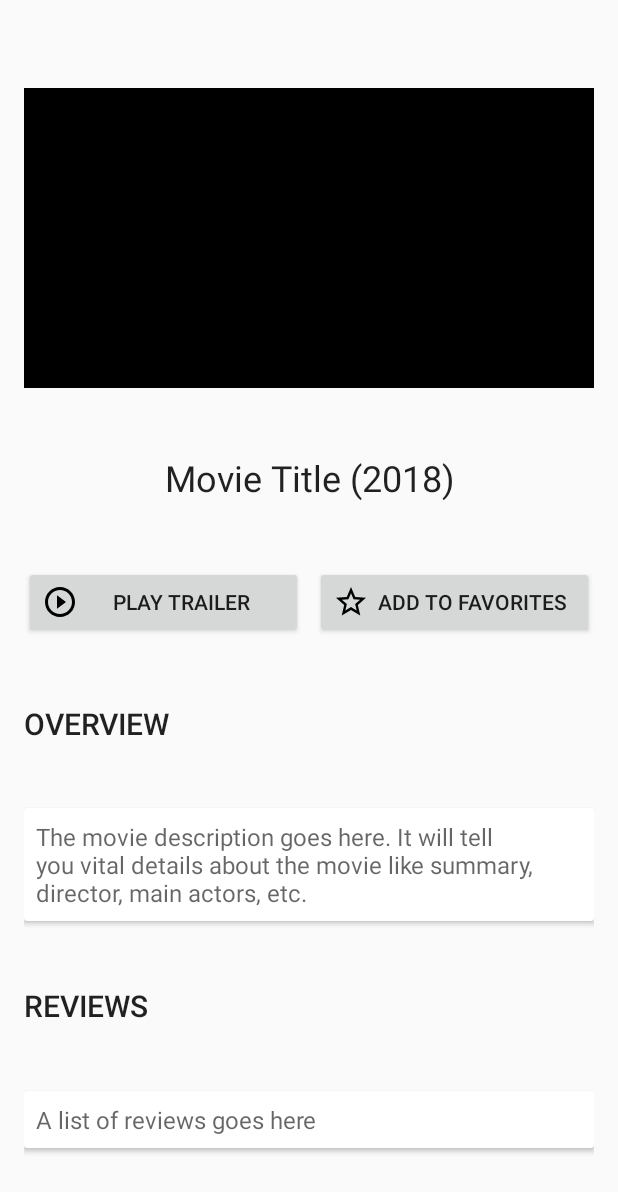
After one commit to Chrissetiana/movie-finder, an Android app: the layout activity_details.xml on its own in the app's theme, with its tools: preview values and no code run, on a phone screen of 412 x 824 dp. The commit adds this screen. Shown: the top 1192 px of the screen. Run offline under Robolectric (Android 15) with nearby library versions, the phone set to English and light mode, and no system bars.

Commit message:
Add: layouts

```diff
--- a/app/build.gradle
+++ b/app/build.gradle
@@ -25,4 +25,6 @@ dependencies {
     testImplementation 'junit:junit:4.12'
     androidTestImplementation 'com.android.support.test:runner:1.0.2'
     androidTestImplementation 'com.android.support.test.espresso:espresso-core:3.0.2'
+    implementation 'com.android.support:recyclerview-v7:28.0.0'
+    implementation 'com.android.support:cardview-v7:28.0.0'
 }
--- /dev/null
+++ b/app/src/main/res/drawable/ic_play_circle_outline_black_24dp.xml
@@ -0,0 +1,9 @@
+<vector xmlns:android="http://schemas.android.com/apk/res/android"
+    android:width="24dp"
+    android:height="24dp"
+    android:viewportWidth="24.0"
+    android:viewportHeight="24.0">
+    <path
+        android:fillColor="#FF000000"
+        android:pathData="M10,16.5l6,-4.5 -6,-4.5v9zM12,2C6.48,2 2,6.48 2,12s4.48,10 10,10 10,-4.48 10,-10S17.52,2 12,2zM12,20c-4.41,0 -8,-3.59 -8,-8s3.59,-8 8,-8 8,3.59 8,8 -3.59,8 -8,8z" />
+</vector>
--- /dev/null
+++ b/app/src/main/res/drawable/ic_star_border_black_24dp.xml
@@ -0,0 +1,9 @@
+<vector xmlns:android="http://schemas.android.com/apk/res/android"
+    android:width="24dp"
+    android:height="24dp"
+    android:viewportWidth="24.0"
+    android:viewportHeight="24.0">
+    <path
+        android:fillColor="#FF000000"
+        android:pathData="M22,9.24l-7.19,-0.62L12,2 9.19,8.63 2,9.24l5.46,4.73L5.82,21 12,17.27 18.18,21l-1.63,-7.03L22,9.24zM12,15.4l-3.76,2.27 1,-4.28 -3.32,-2.88 4.38,-0.38L12,6.1l1.71,4.04 4.38,0.38 -3.32,2.88 1,4.28L12,15.4z" />
+</vector>
--- /dev/null
+++ b/app/src/main/res/layout/activity_details.xml
@@ -0,0 +1,126 @@
+<?xml version="1.0" encoding="utf-8"?>
+<android.support.constraint.ConstraintLayout xmlns:android="http://schemas.android.com/apk/res/android"
+    xmlns:app="http://schemas.android.com/apk/res-auto"
+    xmlns:tools="http://schemas.android.com/tools"
+    android:layout_width="match_parent"
+    android:layout_height="match_parent"
+    android:layout_margin="16dp">
+
+    <ImageView
+        android:id="@+id/image_movie"
+        android:layout_width="match_parent"
+        android:layout_height="200dp"
+        android:contentDescription="@string/movie_image"
+        app:layout_constraintBottom_toTopOf="@+id/text_title"
+        app:layout_constraintEnd_toEndOf="parent"
+        app:layout_constraintStart_toStartOf="parent"
+        app:layout_constraintTop_toTopOf="parent"
+        tools:srcCompat="@android:drawable/screen_background_dark" />
+
+    <TextView
+        android:id="@+id/text_title"
+        android:layout_width="match_parent"
+        android:layout_height="wrap_content"
+        android:layout_gravity="center"
+        android:gravity="center"
+        android:text="@string/movie_title"
+        android:textAppearance="@android:style/TextAppearance.Material.Headline"
+        app:layout_constraintBottom_toTopOf="@+id/button_trailer"
+        app:layout_constraintEnd_toEndOf="parent"
+        app:layout_constraintStart_toStartOf="parent"
+        app:layout_constraintTop_toBottomOf="@+id/image_movie" />
+
+    <Button
+        android:id="@+id/button_trailer"
+        android:layout_width="0dp"
+        android:layout_height="wrap_content"
+        android:layout_marginEnd="8dp"
+        android:layout_marginRight="8dp"
+        android:drawableStart="@drawable/ic_play_circle_outline_black_24dp"
+        android:drawableLeft="@drawable/ic_play_circle_outline_black_24dp"
+        android:text="@string/movie_trailer"
+        android:textAppearance="@android:style/TextAppearance.Material.Button"
+        app:layout_constraintBottom_toTopOf="@+id/label_overview"
+        app:layout_constraintEnd_toStartOf="@id/button_favorites"
+        app:layout_constraintLeft_toRightOf="@id/button_favorites"
+        app:layout_constraintStart_toStartOf="@id/text_title"
+        app:layout_constraintTop_toBottomOf="@+id/text_title" />
+
+    <Button
+        android:id="@+id/button_favorites"
+        android:layout_width="0dp"
+        android:layout_height="wrap_content"
+        android:drawableStart="@drawable/ic_star_border_black_24dp"
+        android:drawableLeft="@drawable/ic_star_border_black_24dp"
+        android:text="@string/movie_favorites"
+        android:textAppearance="@android:style/TextAppearance.Material.Button"
+        app:layout_constraintBottom_toBottomOf="@id/button_trailer"
+        app:layout_constraintEnd_toEndOf="@id/text_title"
+        app:layout_constraintLeft_toRightOf="@id/button_trailer"
+        app:layout_constraintStart_toEndOf="@+id/button_trailer"
+        app:layout_constraintTop_toTopOf="@id/button_trailer" />
+
+    <TextView
+        android:id="@+id/label_overview"
+        android:layout_width="0dp"
+        android:layout_height="wrap_content"
+        android:text="@string/movie_description"
+        android:textAllCaps="true"
+        android:textAppearance="@android:style/TextAppearance.Material.Title"
+        app:layout_constraintBottom_toTopOf="@+id/card_overview"
+        app:layout_constraintEnd_toEndOf="@id/button_favorites"
+        app:layout_constraintStart_toStartOf="@id/button_trailer"
+        app:layout_constraintTop_toBottomOf="@+id/button_trailer" />
+
+    <android.support.v7.widget.CardView
+        android:id="@+id/card_overview"
+        android:layout_width="0dp"
+        android:layout_height="wrap_content"
+        app:contentPadding="8dp"
+        app:layout_constraintBottom_toTopOf="@+id/label_reviews"
+        app:layout_constraintEnd_toEndOf="@id/label_overview"
+        app:layout_constraintStart_toStartOf="@id/label_overview"
+        app:layout_constraintTop_toBottomOf="@id/label_overview">
+
+        <TextView
+            android:id="@+id/text_overview"
+            android:layout_width="match_parent"
+            android:layout_height="wrap_content"
+            android:textAppearance="@android:style/TextAppearance.Material.Subhead"
+            tools:hint="@string/hint_description" />
+
+    </android.support.v7.widget.CardView>
+
+
+    <TextView
+        android:id="@+id/label_reviews"
+        android:layout_width="0dp"
+        android:layout_height="wrap_content"
+        android:text="@string/movie_reviews"
+        android:textAllCaps="true"
+        android:textAppearance="@android:style/TextAppearance.Material.Title"
+        app:layout_constraintBottom_toTopOf="@id/card_reviews"
+        app:layout_constraintEnd_toEndOf="@+id/card_overview"
+        app:layout_constraintStart_toStartOf="@id/card_overview"
+        app:layout_constraintTop_toBottomOf="@+id/card_overview" />
+
+    <android.support.v7.widget.CardView
+        android:id="@+id/card_reviews"
+        android:layout_width="0dp"
+        android:layout_height="wrap_content"
+        app:contentPadding="8dp"
+        app:layout_constraintBottom_toBottomOf="parent"
+        app:layout_constraintEnd_toEndOf="@id/label_reviews"
+        app:layout_constraintStart_toStartOf="@id/label_reviews"
+        app:layout_constraintTop_toBottomOf="@id/label_reviews">
+
+        <TextView
+            android:id="@+id/text_reviews"
+            android:layout_width="match_parent"
+            android:layout_height="wrap_content"
+            android:textAppearance="@android:style/TextAppearance.Material.Subhead"
+            tools:hint="@string/hint_reviews" />
+
+    </android.support.v7.widget.CardView>
+
+</android.support.constraint.ConstraintLayout>
--- a/app/src/main/res/layout/activity_main.xml
+++ b/app/src/main/res/layout/activity_main.xml
@@ -4,15 +4,16 @@
     xmlns:tools="http://schemas.android.com/tools"
     android:layout_width="match_parent"
     android:layout_height="match_parent"
+    android:padding="16dp"
     tools:context=".MainActivity">
 
-    <TextView
-        android:layout_width="wrap_content"
-        android:layout_height="wrap_content"
-        android:text="Hello World!"
+    <android.support.v7.widget.RecyclerView
+        android:id="@+id/list_movies"
+        android:layout_width="0dp"
+        android:layout_height="0dp"
         app:layout_constraintBottom_toBottomOf="parent"
-        app:layout_constraintLeft_toLeftOf="parent"
-        app:layout_constraintRight_toRightOf="parent"
+        app:layout_constraintEnd_toEndOf="parent"
+        app:layout_constraintStart_toStartOf="parent"
         app:layout_constraintTop_toTopOf="parent" />
 
 </android.support.constraint.ConstraintLayout>
--- a/app/src/main/res/values/strings.xml
+++ b/app/src/main/res/values/strings.xml
@@ -1,3 +1,13 @@
 <resources>
     <string name="app_name">Movie Finder</string>
+
+    <string name="movie_image">Movie Image</string>
+    <string name="movie_title">Movie Title (2018)</string>
+    <string name="movie_trailer">Play trailer</string>
+    <string name="movie_favorites">Add to Favorites</string>
+    <string name="movie_description">Overview</string>
+    <string name="movie_reviews">Reviews</string>
+
+    <string name="hint_description">The movie description goes here. It will tell you vital details about the movie like summary, director, main actors, etc.</string>
+    <string name="hint_reviews">A list of reviews goes here</string>
 </resources>
```
